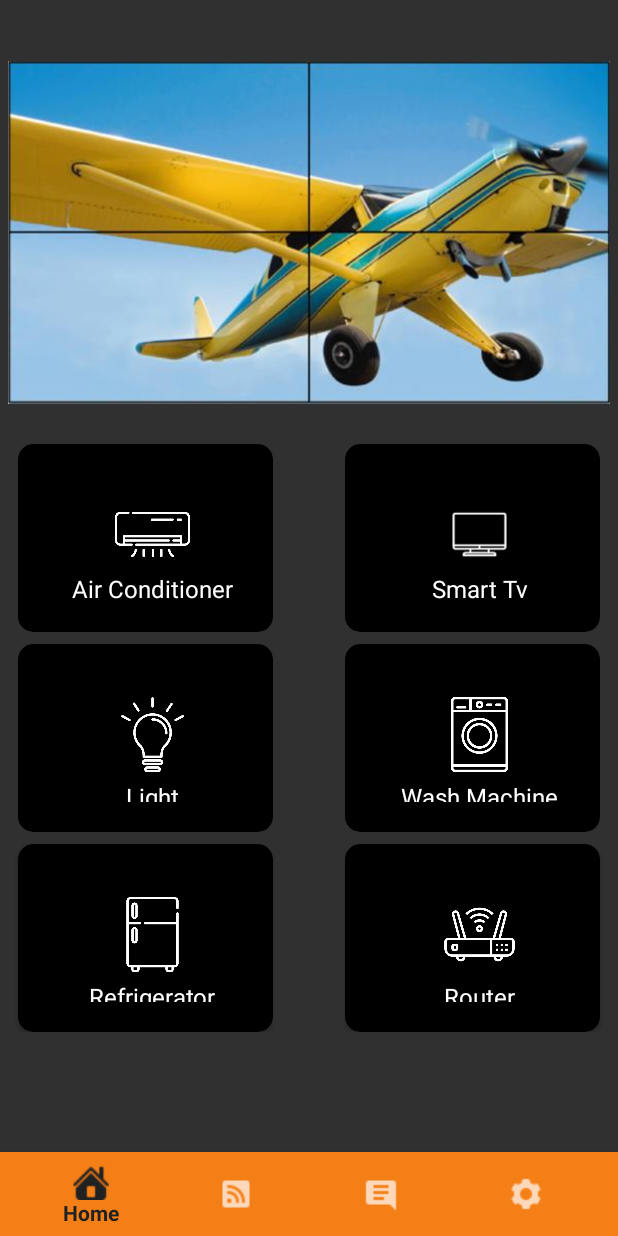
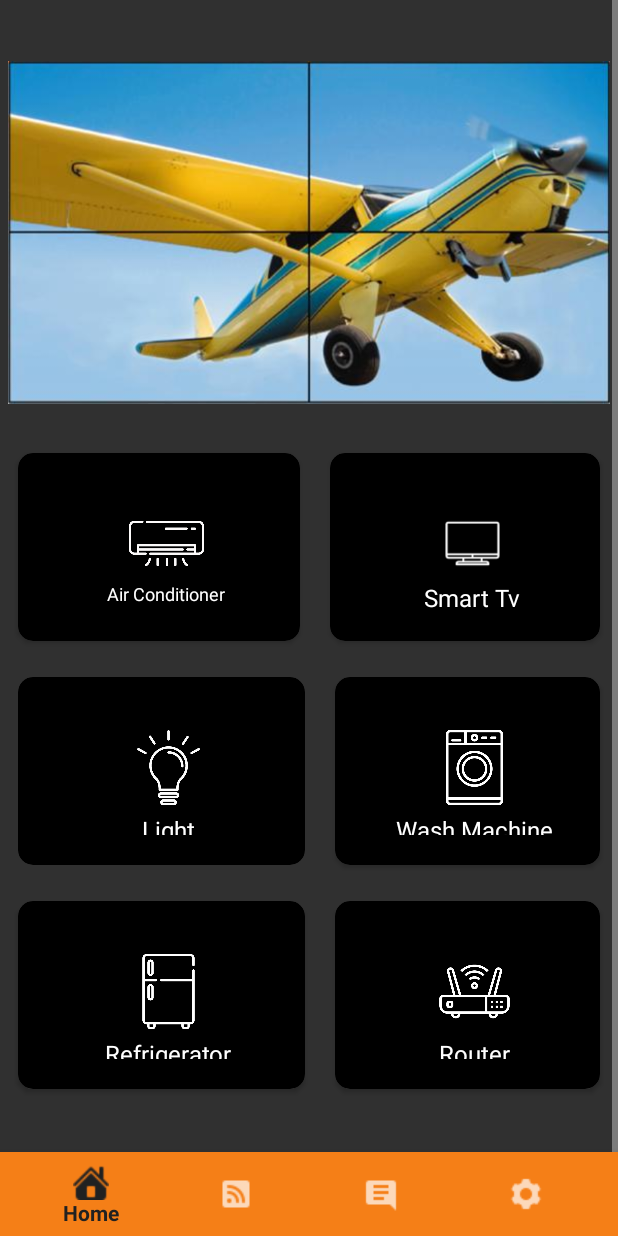
Before and after one commit to Bilal-Technolligence/SmartHomeAutomation, an Android app: the MainActivity screen opened directly, with no data from a screen before it, on a phone screen of 412 x 824 dp. Run offline under Robolectric (Android 15) with nearby library versions, the phone set to English and light mode, and no system bars; our stand-ins replace Firebase (no records; nobody signed in at launch, a user with empty details on screens opened directly).

Commit message:
Design Changes

```diff
--- a/app/src/main/res/layout/activity_main.xml
+++ b/app/src/main/res/layout/activity_main.xml
@@ -15,7 +15,6 @@
         android:layout_width="match_parent"
         android:layout_height="match_parent"
         android:paddingBottom="90dp"
-
         android:gravity="center_horizontal"
         android:orientation="vertical"
         >
@@ -35,22 +34,24 @@
         </androidx.appcompat.widget.AppCompatImageView>
     </LinearLayout>
 
-    <RelativeLayout
+    <LinearLayout
         android:id="@+id/buttons1"
         android:layout_width="match_parent"
         android:layout_height="wrap_content"
         android:gravity="center"
+        android:layout_weight="2"
+        android:orientation="horizontal"
         android:padding="2dp"
         android:layout_below="@+id/camera">
         <androidx.cardview.widget.CardView
             android:id="@+id/ac"
             android:layout_height="125dp"
-            android:layout_width="170dp"
-            android:layout_marginTop="4dp"
+            android:layout_width="wrap_content"
             android:layout_alignParentLeft="true"
-            android:layout_weight="10"
+            android:layout_weight="1"
             app:cardCornerRadius="10dp"
-            android:layout_marginLeft="10dp"
+            android:layout_margin="10dp"
+
             android:padding="5dp"
             app:cardBackgroundColor="#000000">
 
@@ -78,7 +79,7 @@
                     android:layout_gravity="center"
                     android:text="Air Conditioner"
                     android:textColor="@color/colorWhite"
-                    android:textSize="16dp" />
+                    android:textSize="12dp" />
 
 
             </LinearLayout>
@@ -87,12 +88,11 @@
         <androidx.cardview.widget.CardView
             android:id="@+id/tv"
             android:layout_height="125dp"
-            android:layout_width="170dp"
-            android:layout_marginTop="4dp"
+            android:layout_width="wrap_content"
             android:layout_alignParentRight="true"
-            android:layout_weight="10"
+            android:layout_weight="1"
             app:cardCornerRadius="10dp"
-            android:layout_marginRight="10dp"
+            android:layout_margin="10dp"
             android:padding="5dp"
             app:cardBackgroundColor="#000000">
 
@@ -130,23 +130,24 @@
 
 
 
-    </RelativeLayout>
-    <RelativeLayout
+    </LinearLayout>
+    <LinearLayout
         android:id="@+id/buttons2"
         android:layout_width="match_parent"
         android:layout_height="wrap_content"
         android:gravity="center"
+        android:layout_weight="2"
+        android:orientation="horizontal"
         android:padding="2dp"
         android:layout_below="@+id/buttons1">
         <androidx.cardview.widget.CardView
             android:id="@+id/cardBulb"
             android:layout_height="125dp"
             android:layout_width="170dp"
-            android:layout_marginTop="4dp"
             android:layout_alignParentLeft="true"
-            android:layout_weight="10"
+            android:layout_weight="1"
             app:cardCornerRadius="10dp"
-            android:layout_marginLeft="10dp"
+            android:layout_margin="10dp"
             android:padding="5dp"
             app:cardBackgroundColor="#000000">
 
@@ -184,12 +185,11 @@
         <androidx.cardview.widget.CardView
             android:id="@+id/washingmachine"
             android:layout_height="125dp"
-            android:layout_width="170dp"
-            android:layout_marginTop="4dp"
+            android:layout_width="wrap_content"
             android:layout_alignParentRight="true"
-            android:layout_weight="10"
+            android:layout_weight="1"
             app:cardCornerRadius="10dp"
-            android:layout_marginRight="10dp"
+            android:layout_margin="10dp"
             android:padding="5dp"
             app:cardBackgroundColor="#000000">
 
@@ -227,23 +227,24 @@
         </androidx.cardview.widget.CardView>
 
 
-    </RelativeLayout>
-    <RelativeLayout
+    </LinearLayout>
+    <LinearLayout
         android:id="@+id/buttons3"
         android:layout_width="match_parent"
         android:layout_height="wrap_content"
         android:gravity="center"
+        android:orientation="horizontal"
+        android:layout_weight="2"
         android:padding="2dp"
         android:layout_below="@+id/buttons2">
         <androidx.cardview.widget.CardView
             android:id="@+id/cardFrig"
             android:layout_height="125dp"
-            android:layout_width="170dp"
-            android:layout_marginTop="4dp"
+            android:layout_width="wrap_content"
             android:layout_alignParentLeft="true"
-            android:layout_weight="10"
+            android:layout_weight="1"
             app:cardCornerRadius="10dp"
-            android:layout_marginLeft="10dp"
+            android:layout_margin="10dp"
             android:padding="5dp"
             app:cardBackgroundColor="#000000">
 
@@ -281,12 +282,11 @@
         <androidx.cardview.widget.CardView
             android:id="@+id/wifi"
             android:layout_height="125dp"
-            android:layout_width="170dp"
-            android:layout_marginTop="4dp"
+            android:layout_width="wrap_content"
             android:layout_alignParentRight="true"
-            android:layout_weight="10"
+            android:layout_weight="1"
             app:cardCornerRadius="10dp"
-            android:layout_marginRight="10dp"
+            android:layout_margin="10dp"
             android:padding="5dp"
             app:cardBackgroundColor="#000000">
 
@@ -324,7 +324,7 @@
         </androidx.cardview.widget.CardView>
 
 
-    </RelativeLayout>
+    </LinearLayout>
     </LinearLayout>
     </ScrollView>
 
```
